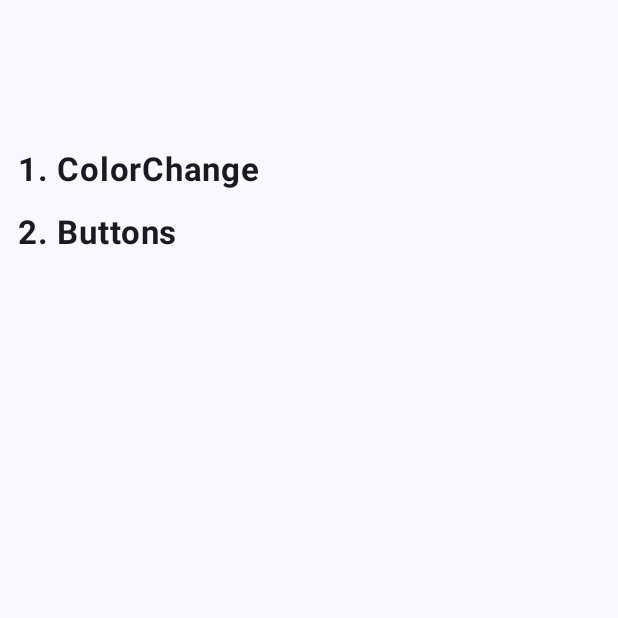
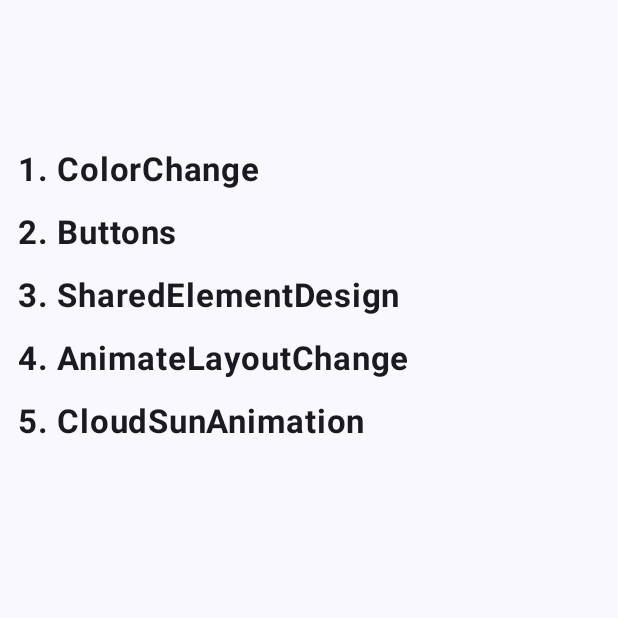
Before and after one commit to Bbeniful/DesignPlans, an Android app built with Jetpack Compose: the screen it shows after launch (MainActivity), on a phone screen of 412 x 824 dp, the top half of it. Run offline under Robolectric (Android 15) with nearby library versions, the phone set to English and light mode, and no system bars.

Commit message:
FEATURES: "new design have been added"

```diff
--- a/app/build.gradle.kts
+++ b/app/build.gradle.kts
@@ -88,5 +88,9 @@ dependencies {
     debugImplementation(libs.androidx.ui.test.manifest)
     implementation(libs.androidx.navigation.compose)
     implementation(libs.kotlinx.serialization.json)
+    implementation(libs.coil.compose)
+
+    implementation(libs.androidx.compose.animation)
+
 
 }
--- a/app/src/main/AndroidManifest.xml
+++ b/app/src/main/AndroidManifest.xml
@@ -1,6 +1,7 @@
 <?xml version="1.0" encoding="utf-8"?>
 <manifest xmlns:android="http://schemas.android.com/apk/res/android"
     xmlns:tools="http://schemas.android.com/tools">
+    <uses-permission android:name="android.permission.INTERNET"/>
 
     <application
         android:allowBackup="true"
--- a/app/src/main/java/com/bbeniful/designplans/buttons/presentation/Buttons.kt
+++ b/app/src/main/java/com/bbeniful/designplans/buttons/presentation/Buttons.kt
@@ -39,7 +39,7 @@ fun Buttons() {
             Text(text = "Hello")
         }
 
-        SeemsTransparentButton(lightBlueNew, secondColor = Color.LightGray) {
+        SeemsTransparentButton(mainColor = lightBlueNew, secondColor = Color.LightGray) {
             Text(text = "Hello")
         }
 
--- a/app/src/main/java/com/bbeniful/designplans/designList/models/Design.kt
+++ b/app/src/main/java/com/bbeniful/designplans/designList/models/Design.kt
@@ -2,5 +2,8 @@ package com.bbeniful.designplans.designList.models
 
 enum class Design(name: String) {
     ColorChange("ColorChange"),
-    Buttons("Buttons")
+    Buttons("Buttons"),
+    SharedElementDesign("SharedElementDesign"),
+    AnimateLayoutChange("AnimateLayoutChange"),
+    CloudSunAnimation("ClowSunAnimation")
 }
--- a/app/src/main/java/com/bbeniful/designplans/designList/utilities/Designs.kt
+++ b/app/src/main/java/com/bbeniful/designplans/designList/utilities/Designs.kt
@@ -1,22 +1,44 @@
 package com.bbeniful.designplans.designList.utilities
 
 import com.bbeniful.designplans.designList.models.Design
+import com.bbeniful.designplans.navigation.AnimateLayoutChange
 import com.bbeniful.designplans.navigation.Buttons
+import com.bbeniful.designplans.navigation.CloudSunAnimation
 import com.bbeniful.designplans.navigation.ColorChange
+import com.bbeniful.designplans.navigation.SharedList
 
 sealed class Designs(val design: Design, val path: Any) {
     class ColorChange : Designs(
         design = Design.ColorChange,
         path = ColorChange
     )
+
     class Buttons : Designs(
         design = Design.Buttons,
         path = Buttons
+    )
+
+    class SharedElement : Designs(
+        design = Design.SharedElementDesign,
+        path = SharedList
+    )
+
+    class AnimateLayoutChange : Designs(
+        design = Design.AnimateLayoutChange,
+        path = AnimateLayoutChange
+    )
+
+    class CloudSunAnimation : Designs(
+        design = Design.CloudSunAnimation,
+        path = CloudSunAnimation
     )
 }
 
 val designs: List<Designs>
     get() = arrayListOf(
         Designs.ColorChange(),
-        Designs.Buttons()
+        Designs.Buttons(),
+        Designs.SharedElement(),
+        Designs.AnimateLayoutChange(),
+        Designs.CloudSunAnimation()
     )
--- a/app/src/main/java/com/bbeniful/designplans/navigation/Navigation.kt
+++ b/app/src/main/java/com/bbeniful/designplans/navigation/Navigation.kt
@@ -1,18 +1,25 @@
 package com.bbeniful.designplans.navigation
 
+import androidx.compose.animation.ExperimentalSharedTransitionApi
+import androidx.compose.animation.SharedTransitionLayout
 import androidx.compose.foundation.layout.PaddingValues
 import androidx.compose.runtime.Composable
 import androidx.navigation.compose.NavHost
 import androidx.navigation.compose.composable
 import androidx.navigation.compose.rememberNavController
+import com.bbeniful.designplans.animteLayoutChange.presentation.RowColumnToggle
 import com.bbeniful.designplans.buttons.presentation.Buttons
+import com.bbeniful.designplans.cloudSunAnimation.CloudSunAnimationUI
 import com.bbeniful.designplans.colorChange.presentation.ColorChangeUI
 import com.bbeniful.designplans.designList.presentation.DesignListUI
-import com.bbeniful.designplans.designList.utilities.Designs
+import com.bbeniful.designplans.sharedElementTransition.presentation.SharedElementList
+import com.bbeniful.designplans.sharedElementTransition.presentation.imageURL
 import kotlinx.serialization.Serializable
 
+@OptIn(ExperimentalSharedTransitionApi::class)
 @Composable
 fun Navigation(paddingValues: PaddingValues) {
+    SharedTransitionLayout {
         val navController = rememberNavController()
         NavHost(navController = navController, startDestination = Home) {
             composable<Home> {
@@ -29,7 +36,28 @@ fun Navigation(paddingValues: PaddingValues) {
             composable<Buttons> {
                 Buttons()
             }
+
+            composable<SharedList> {
+                SharedElementList(animatedVisibilityScope = this) { url, text ->
+                    navController.navigate(SharedDetails(url, text))
                 }
+            }
+
+            composable<SharedDetails> {
+                val url = it.arguments?.getString("imageURL") as imageURL
+                val text = it.arguments?.getString("data") ?: ""
+                SharedDetails(url, text)
+            }
+            composable<AnimateLayoutChange> {
+                RowColumnToggle()
+            }
+            composable<CloudSunAnimation> {
+                CloudSunAnimationUI()
+            }
+
+        }
+    }
+
 }
 
 
@@ -41,3 +69,18 @@ object ColorChange
 
 @Serializable
 object Buttons
+
+@Serializable
+object SharedList
+
+@Serializable
+object AnimateLayoutChange
+
+@Serializable
+object CloudSunAnimation
+
+@Serializable
+data class SharedDetails(
+    val imageURL: imageURL,
+    val data: String
+)
```
Also changed, not shown: app/src/main/java/com/bbeniful/designplans/animteLayoutChange/presentation/RowColumnToggle.kt (added, +70 -0 lines), app/src/main/java/com/bbeniful/designplans/buttons/presentation/WeirdShapeButton.kt (+5 -3 lines), app/src/main/java/com/bbeniful/designplans/cloudSunAnimation/CloudSunAnimationUI.kt (added, +128 -0 lines), app/src/main/java/com/bbeniful/designplans/sharedElementTransition/DetailsItem.kt (added, +28 -0 lines), app/src/main/java/com/bbeniful/designplans/sharedElementTransition/presentation/SharedElementList.kt (added, +78 -0 lines), gradle/libs.versions.toml (+9 -4 lines), app/src/main/res/drawable/img.png (added). Lines whose indentation alone changed are shown as unchanged.
